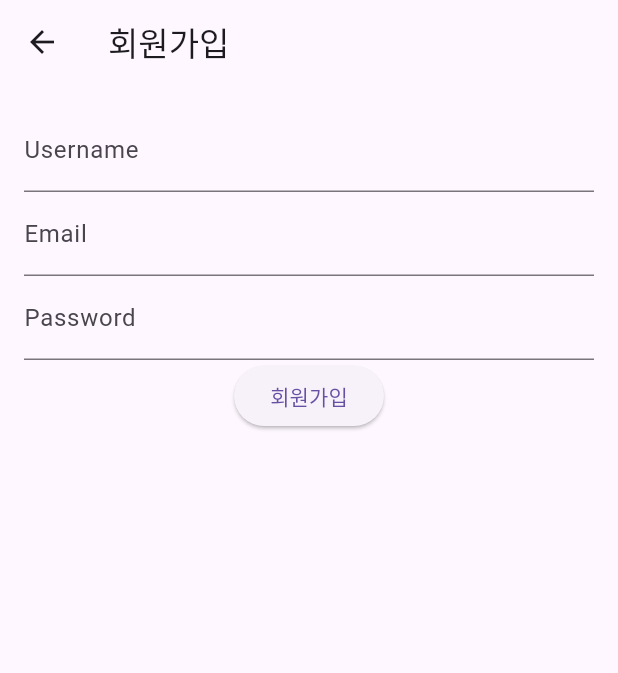
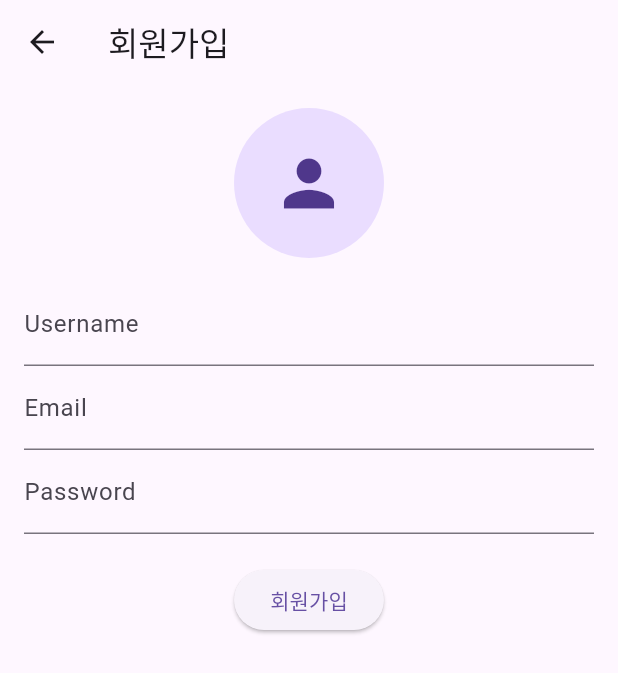
Before and after one commit to baskduf/timemarket_frontend, a Flutter app: the SignupScreen screen opened directly, after a tap on "회원가입", on a phone screen of 412 x 824 dp. Shown: the top 673 px of the screen. Run offline on Flutter 3.47's test engine with Material 3 defaults, Android fonts, the phone set to English and light mode, and no system bars; our stand-ins replace flutter_map, image_picker, latlong2, shared_preferences; accounts and stored records are empty; network calls fail.

Commit message:
add : user profile image

```diff
--- a/lib/screens/signup_screen.dart
+++ b/lib/screens/signup_screen.dart
@@ -1,30 +1,76 @@
+import 'dart:io';
 import 'package:flutter/material.dart';
+import 'package:image_picker/image_picker.dart';
 import '../services/auth_service.dart';
 
-class SignupScreen extends StatelessWidget {
+class SignupScreen extends StatefulWidget {
+  @override
+  _SignupScreenState createState() => _SignupScreenState();
+}
+
+class _SignupScreenState extends State<SignupScreen> {
   final _username = TextEditingController();
   final _email = TextEditingController();
   final _password = TextEditingController();
   final AuthService _authService = AuthService();
+  File? _profileImage;
+
+  final ImagePicker _picker = ImagePicker();
+
+  Future<void> _pickImage() async {
+    final pickedFile = await _picker.pickImage(source: ImageSource.gallery);
+    if (pickedFile != null) {
+      setState(() {
+        _profileImage = File(pickedFile.path);
+      });
+    }
+  }
 
   @override
   Widget build(BuildContext context) {
     return Scaffold(
       appBar: AppBar(title: Text('회원가입')),
-      body: Padding(
+      body: SingleChildScrollView(
         padding: const EdgeInsets.all(16),
         child: Column(
           children: [
-            TextField(controller: _username, decoration: InputDecoration(labelText: 'Username')),
-            TextField(controller: _email, decoration: InputDecoration(labelText: 'Email')),
-            TextField(controller: _password, decoration: InputDecoration(labelText: 'Password'), obscureText: true),
+            GestureDetector(
+              onTap: _pickImage,
+              child: CircleAvatar(
+                radius: 50,
+                backgroundImage:
+                _profileImage != null ? FileImage(_profileImage!) : null,
+                child: _profileImage == null ? Icon(Icons.person, size: 50) : null,
+              ),
+            ),
+            SizedBox(height: 16),
+            TextField(
+              controller: _username,
+              decoration: InputDecoration(labelText: 'Username'),
+            ),
+            TextField(
+              controller: _email,
+              decoration: InputDecoration(labelText: 'Email'),
+            ),
+            TextField(
+              controller: _password,
+              decoration: InputDecoration(labelText: 'Password'),
+              obscureText: true,
+            ),
+            SizedBox(height: 20),
             ElevatedButton(
               onPressed: () async {
-                bool success = await _authService.signup(_username.text, _email.text, _password.text);
+                bool success = await _authService.signup(
+                  _username.text,
+                  _email.text,
+                  _password.text,
+                  _profileImage,
+                );
                 if (success) {
                   Navigator.pop(context); // 로그인 화면으로 돌아가기
                 } else {
-                  ScaffoldMessenger.of(context).showSnackBar(SnackBar(content: Text("회원가입 실패")));
+                  ScaffoldMessenger.of(context)
+                      .showSnackBar(SnackBar(content: Text("회원가입 실패")));
                 }
               },
               child: Text('회원가입'),
--- a/lib/services/auth_service.dart
+++ b/lib/services/auth_service.dart
@@ -1,8 +1,9 @@
 import 'dart:convert';
+import 'dart:io';
 import 'package:http/http.dart' as http;
 import 'package:shared_preferences/shared_preferences.dart';
 
-const String baseUrl = 'http://localhost:8000/api'; // 실제 서버 주소로 수정
+const String baseUrl = 'http://localhost:8000/api';
 
 class AuthService {
   Future<bool> login(String username, String email, String password) async {
@@ -22,16 +23,30 @@ class AuthService {
     return false;
   }
 
-  Future<bool> signup(String username, String email, String password) async {
-    final response = await http.post(
-      Uri.parse('$baseUrl/auth/signup/'),
-      headers: {'Content-Type': 'application/json'},
-      body: jsonEncode({
-        'nickname': username,
-        'email': email,
-        'password': password,
-      }),
-    );
+  /// 프로필 이미지 포함 회원가입 (profileImage는 null 가능)
+  Future<bool> signup(String username, String email, String password, File? profileImage) async {
+    var uri = Uri.parse('$baseUrl/auth/signup/');
+    var request = http.MultipartRequest('POST', uri);
+
+    request.fields['nickname'] = username;
+    request.fields['email'] = email;
+    request.fields['password'] = password;
+
+    if (profileImage != null) {
+      var stream = http.ByteStream(profileImage.openRead());
+      var length = await profileImage.length();
+
+      var multipartFile = http.MultipartFile(
+        'profile_image', // Django에서 받는 필드명과 일치해야 함
+        stream,
+        length,
+        filename: profileImage.path.split('/').last,
+      );
+      request.files.add(multipartFile);
+    }
+
+    var response = await request.send();
+
     return response.statusCode == 201;
   }
 
--- a/pubspec.yaml
+++ b/pubspec.yaml
@@ -31,6 +31,7 @@ dependencies:
   flutter:
     sdk: flutter
   http: ^0.13.6
+  image_picker: ^0.8.7+4
   shared_preferences: ^2.2.2
   flutter_map: ^4.0.0
   latlong2: ^0.8.1
```
Also changed, not shown: lib/models/post_model.dart (+11 -4 lines), lib/models/user_model.dart (+11 -2 lines), lib/screens/time_post_list_screen.dart (+51 -6 lines), 5 other files.
